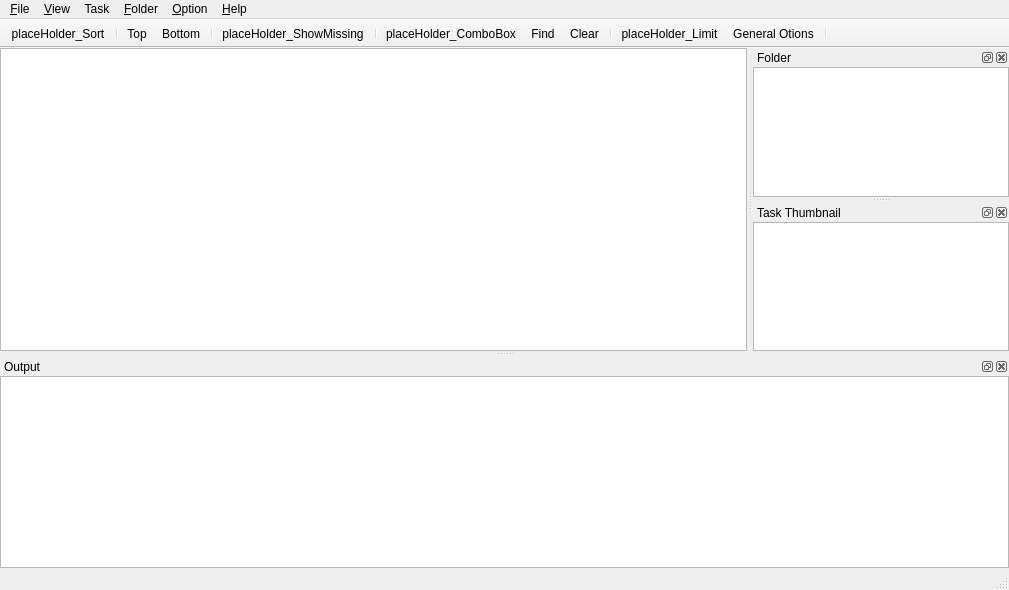
ambiesoft/SceneExplorer, file src/mainwindow.ui: the form before one commit.
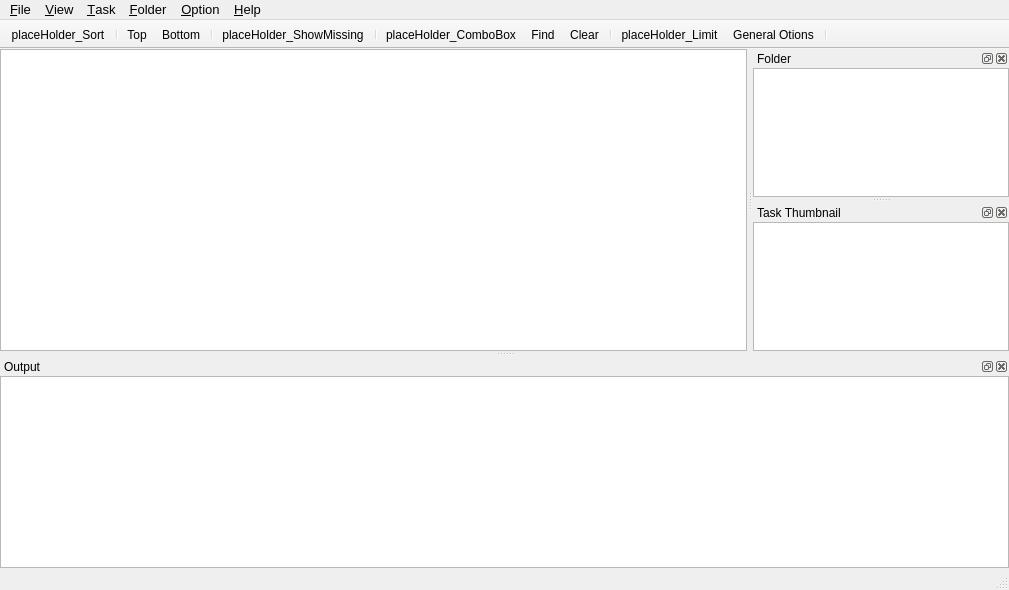
The form after the commit. Custom widgets are drawn as their Qt base class.

What changed in the file:
```diff
--- a/src/mainwindow.ui
+++ b/src/mainwindow.ui
@@ -69,9 +69,14 @@
      <x>0</x>
      <y>0</y>
      <width>1009</width>
-     <height>18</height>
+     <height>23</height>
     </rect>
    </property>
+   <property name="font">
+    <font>
+     <pointsize>10</pointsize>
+    </font>
+   </property>
    <widget class="QMenu" name="menu_File">
     <property name="title">
      <string>&amp;File</string>
@@ -117,7 +122,7 @@
    </widget>
    <widget class="QMenu" name="menu_Task">
     <property name="title">
-     <string>Task</string>
+     <string>&amp;Task</string>
     </property>
     <addaction name="actionStart_scan_to_create_thumnails"/>
     <addaction name="action_Pause"/>
@@ -167,6 +172,11 @@
    <addaction name="menu_Help"/>
   </widget>
   <widget class="QToolBar" name="mainToolBar">
+   <property name="font">
+    <font>
+     <pointsize>9</pointsize>
+    </font>
+   </property>
    <property name="windowTitle">
     <string>ToolBar</string>
    </property>
@@ -251,6 +261,11 @@
      <verstretch>0</verstretch>
     </sizepolicy>
    </property>
+   <property name="font">
+    <font>
+     <pointsize>9</pointsize>
+    </font>
+   </property>
    <property name="floating">
     <bool>false</bool>
    </property>
```
Left out of the diff: 10 changed lines with no effect on the pictures.
